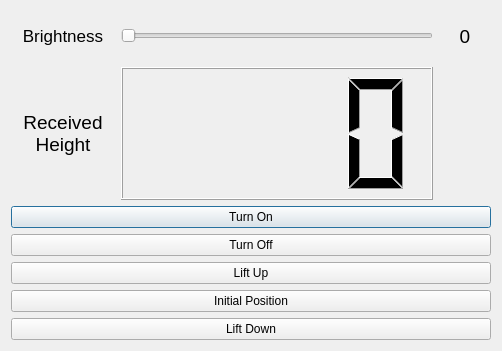
First picture: the form in control-app/dialog.ui, repository Aizeren/acoustic-levitation-system-control, before the edit.
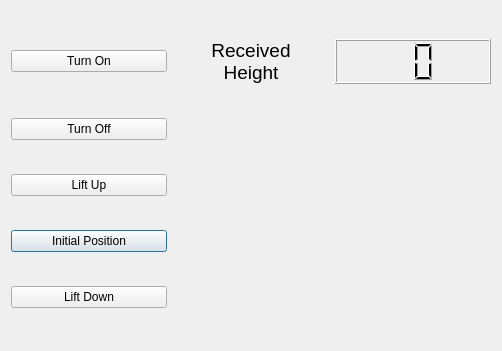
Second picture: the form after the edit.

The edit to the form file:
```diff
--- a/control-app/dialog.ui
+++ b/control-app/dialog.ui
@@ -14,38 +14,7 @@
    <string>Dialog</string>
   </property>
   <layout class="QGridLayout" name="gridLayout_2">
-   <item row="1" column="0">
-    <widget class="QPushButton" name="turnOnPushButton">
-     <property name="text">
-      <string>Turn On</string>
-     </property>
-    </widget>
-   </item>
-   <item row="0" column="0">
-    <layout class="QGridLayout" name="gridLayout" rowstretch="1,2" columnstretch="2,6,1" rowminimumheight="50,0">
      <item row="1" column="1">
-      <widget class="QLCDNumber" name="brightnessLcdNumber">
-       <property name="digitCount">
-        <number>4</number>
-       </property>
-      </widget>
-     </item>
-     <item row="0" column="0">
-      <widget class="QLabel" name="brightTextlabel">
-       <property name="font">
-        <font>
-         <pointsize>13</pointsize>
-        </font>
-       </property>
-       <property name="text">
-        <string>Brightness</string>
-       </property>
-       <property name="alignment">
-        <set>Qt::AlignCenter</set>
-       </property>
-      </widget>
-     </item>
-     <item row="1" column="0">
       <widget class="QLabel" name="label_3">
        <property name="font">
         <font>
@@ -67,42 +36,6 @@
        </property>
       </widget>
      </item>
-     <item row="0" column="2">
-      <widget class="QLabel" name="brightnessLabel">
-       <property name="font">
-        <font>
-         <pointsize>14</pointsize>
-         <weight>50</weight>
-         <bold>false</bold>
-        </font>
-       </property>
-       <property name="text">
-        <string>0</string>
-       </property>
-       <property name="alignment">
-        <set>Qt::AlignCenter</set>
-       </property>
-      </widget>
-     </item>
-     <item row="0" column="1">
-      <widget class="QSlider" name="brightnessSlider">
-       <property name="maximum">
-        <number>255</number>
-       </property>
-       <property name="orientation">
-        <enum>Qt::Horizontal</enum>
-       </property>
-      </widget>
-     </item>
-    </layout>
-   </item>
-   <item row="6" column="0">
-    <widget class="QPushButton" name="downPushButton">
-     <property name="text">
-      <string>Lift Down</string>
-     </property>
-    </widget>
-   </item>
    <item row="5" column="0">
     <widget class="QPushButton" name="initPushButton">
      <property name="text">
@@ -110,10 +43,17 @@
      </property>
     </widget>
    </item>
-   <item row="4" column="0">
-    <widget class="QPushButton" name="upPushButton">
+   <item row="6" column="0">
+    <widget class="QPushButton" name="downPushButton">
      <property name="text">
-      <string>Lift Up</string>
+      <string>Lift Down</string>
+     </property>
+    </widget>
+   </item>
+   <item row="1" column="0">
+    <widget class="QPushButton" name="turnOnPushButton">
+     <property name="text">
+      <string>Turn On</string>
      </property>
     </widget>
    </item>
@@ -124,6 +64,20 @@
      </property>
     </widget>
    </item>
+   <item row="1" column="2">
+    <widget class="QLCDNumber" name="heightNumber">
+     <property name="digitCount">
+      <number>2</number>
+     </property>
+    </widget>
+   </item>
+   <item row="4" column="0">
+    <widget class="QPushButton" name="upPushButton">
+     <property name="text">
+      <string>Lift Up</string>
+     </property>
+    </widget>
+   </item>
   </layout>
  </widget>
  <resources/>
```
Lines whose indentation alone changed are shown as unchanged.
